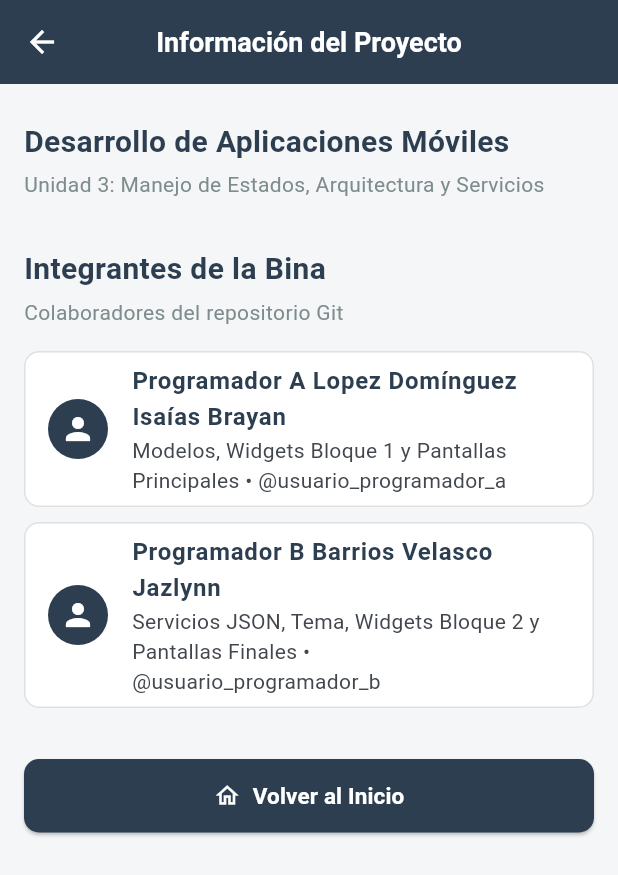
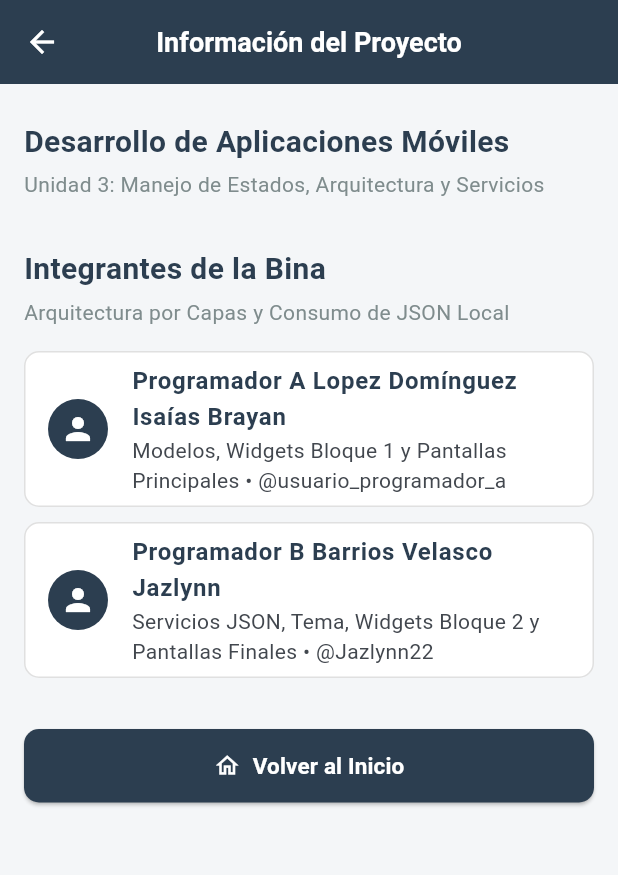
Before and after one commit to IsaiasBrayanLopez/proyecto_final, a Flutter app: the AboutScreen screen opened directly, on a phone screen of 412 x 824 dp. Shown: the top 875 px of the screen. Run offline on Flutter 3.47's test engine with Material 3 defaults, Android fonts, the phone set to English and light mode, and no system bars.

```diff
--- a/lib/screens/about_screen.dart
+++ b/lib/screens/about_screen.dart
@@ -23,7 +23,7 @@ class AboutScreen extends StatelessWidget {
             const SizedBox(height: 16),
             const SectionHeader(
               title: 'Integrantes de la Bina',
-              subtitle: 'Colaboradores del repositorio Git',
+              subtitle: 'Arquitectura por Capas y Consumo de JSON Local',
             ),
             const SizedBox(height: 8),
             const TeamMemberTile(
@@ -34,7 +34,7 @@ class AboutScreen extends StatelessWidget {
             const TeamMemberTile(
               nombre: 'Programador B Barrios Velasco Jazlynn',
               rol: 'Servicios JSON, Tema, Widgets Bloque 2 y Pantallas Finales',
-              githubUser: 'usuario_programador_b',
+              githubUser: 'Jazlynn22',
             ),
             const SizedBox(height: 24),
             CustomActionButton(
```
